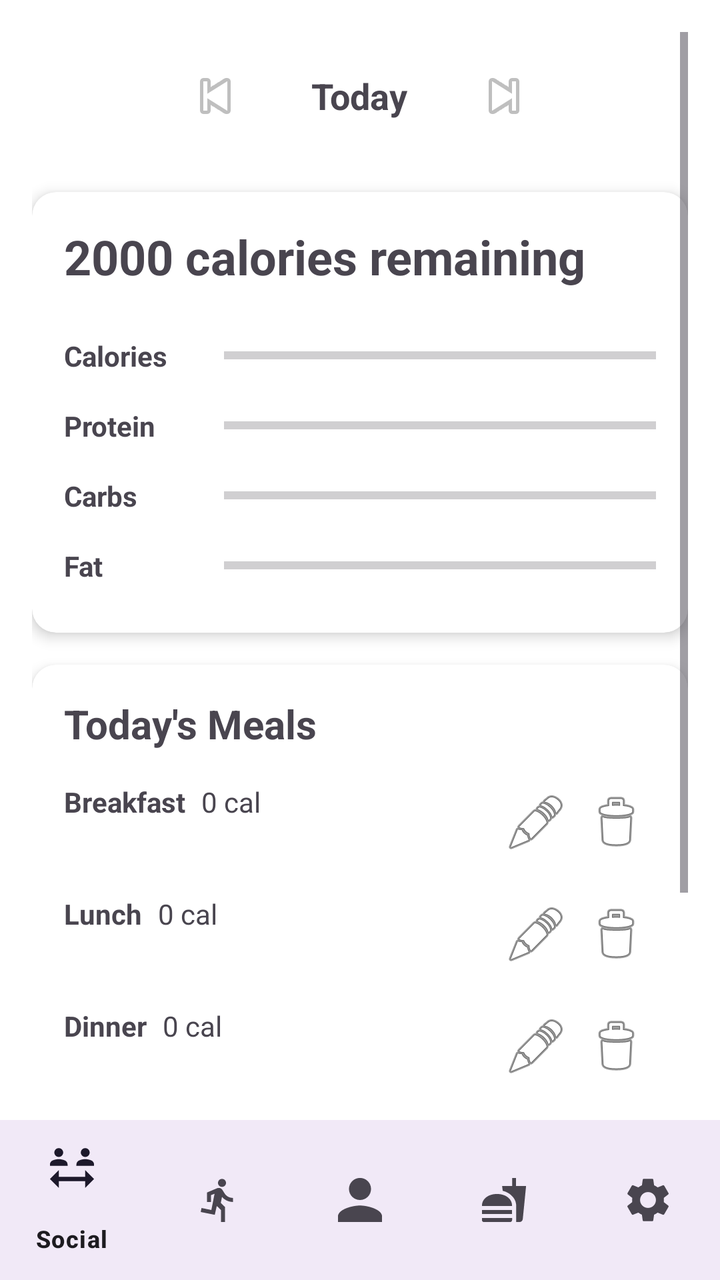
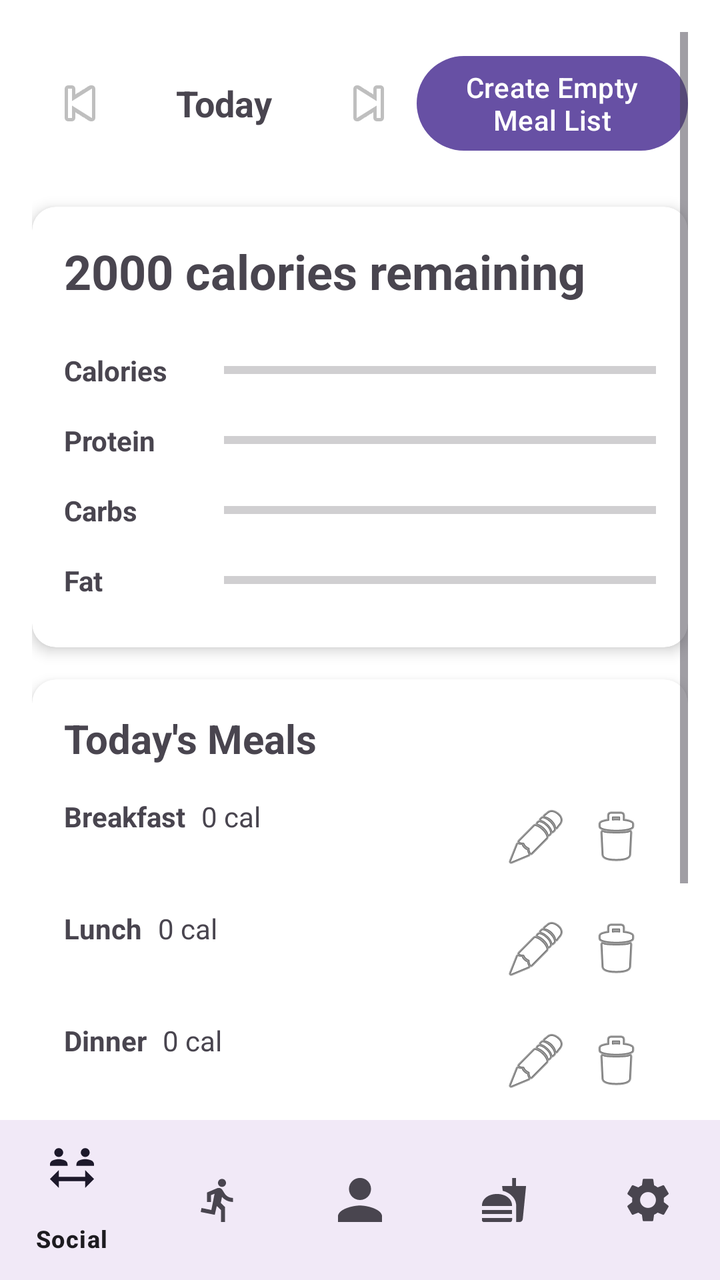

Screens rendered from an Android XML layout before and after an edit, with the pre-edit source and the edit as a unified diff.
<!-- AndroidManifest.xml: application theme Theme.AndroidExample -->
<!-- res/layout/activity_nutrition.xml -->
<?xml version="1.0" encoding="utf-8"?>
<androidx.constraintlayout.widget.ConstraintLayout xmlns:android="http://schemas.android.com/apk/res/android"
    xmlns:app="http://schemas.android.com/apk/res-auto"
    android:layout_width="match_parent"
    android:layout_height="match_parent"
    android:background="@color/white">

    <ScrollView
        android:layout_width="match_parent"
        android:layout_height="0dp"
        android:padding="16dp"
        app:layout_constraintBottom_toTopOf="@id/bottom_navigation"
        app:layout_constraintTop_toTopOf="parent">

        <androidx.constraintlayout.widget.ConstraintLayout
            android:layout_width="match_parent"
            android:layout_height="wrap_content">

            
            <LinearLayout
                android:id="@+id/date_navigation"
                android:layout_width="match_parent"
                android:layout_height="wrap_content"
                android:gravity="center"
                android:orientation="horizontal"
                android:paddingVertical="8dp"
                app:layout_constraintTop_toTopOf="parent">

                <ImageButton
                    android:id="@+id/prev_date_button"
                    android:layout_width="48dp"
                    android:layout_height="48dp"
                    android:background="?attr/selectableItemBackgroundBorderless"
                    android:contentDescription="Previous day"
                    android:src="@android:drawable/ic_media_previous"/>

                <TextView
                    android:id="@+id/date_display"
                    android:layout_width="wrap_content"
                    android:layout_height="wrap_content"
                    android:layout_marginHorizontal="24dp"
                    android:text="Today"
                    android:textSize="18sp"
                    android:textStyle="bold"/>

                <ImageButton
                    android:id="@+id/next_date_button"
                    android:layout_width="48dp"
                    android:layout_height="48dp"
                    android:background="?attr/selectableItemBackgroundBorderless"
                    android:contentDescription="Next day"
                    android:src="@android:drawable/ic_media_next"/>
            </LinearLayout>

            
            <androidx.cardview.widget.CardView
                android:id="@+id/calories_card"
                android:layout_width="match_parent"
                android:layout_height="wrap_content"
                android:layout_marginTop="16dp"
                app:cardCornerRadius="12dp"
                app:cardElevation="4dp"
                app:layout_constraintTop_toBottomOf="@id/date_navigation">

                <LinearLayout
                    android:layout_width="match_parent"
                    android:layout_height="wrap_content"
                    android:orientation="vertical"
                    android:padding="16dp">

                    <TextView
                        android:id="@+id/calories_remaining"
                        android:layout_width="wrap_content"
                        android:layout_height="wrap_content"
                        android:text="2000 calories remaining"
                        android:textSize="24sp"
                        android:textStyle="bold"/>

                    
                    <LinearLayout
                        android:layout_width="match_parent"
                        android:layout_height="wrap_content"
                        android:layout_marginTop="16dp"
                        android:orientation="vertical">

                        
                        <LinearLayout
                            android:layout_width="match_parent"
                            android:layout_height="wrap_content"
                            android:layout_marginVertical="8dp"
                            android:gravity="center_vertical"
                            android:orientation="horizontal">

                            <TextView
                                android:layout_width="80dp"
                                android:layout_height="wrap_content"
                                android:text="Calories"
                                android:textStyle="bold"/>

                            <ProgressBar
                                android:id="@+id/calories_progress"
                                style="@style/Widget.AppCompat.ProgressBar.Horizontal"
                                android:layout_width="0dp"
                                android:layout_height="12dp"
                                android:layout_weight="1"
                                android:progressTint="#FFD700"/>
                        </LinearLayout>

                        
                        <LinearLayout
                            android:layout_width="match_parent"
                            android:layout_height="wrap_content"
                            android:layout_marginVertical="8dp"
                            android:gravity="center_vertical"
                            android:orientation="horizontal">

                            <TextView
                                android:layout_width="80dp"
                                android:layout_height="wrap_content"
                                android:text="Protein"
                                android:textStyle="bold"/>

                            <ProgressBar
                                android:id="@+id/protein_progress"
                                style="@style/Widget.AppCompat.ProgressBar.Horizontal"
                                android:layout_width="0dp"
                                android:layout_height="12dp"
                                android:layout_weight="1"
                                android:progressTint="#FF4081"/>
                        </LinearLayout>

                        
                        <LinearLayout
                            android:layout_width="match_parent"
                            android:layout_height="wrap_content"
                            android:layout_marginVertical="8dp"
                            android:gravity="center_vertical"
                            android:orientation="horizontal">

                            <TextView
                                android:layout_width="80dp"
                                android:layout_height="wrap_content"
                                android:text="Carbs"
                                android:textStyle="bold"/>

                            <ProgressBar
                                android:id="@+id/carbs_progress"
                                style="@style/Widget.AppCompat.ProgressBar.Horizontal"
                                android:layout_width="0dp"
                                android:layout_height="12dp"
                                android:layout_weight="1"
                                android:progressTint="#4CAF50"/>
                        </LinearLayout>

                        
                        <LinearLayout
                            android:layout_width="match_parent"
                            android:layout_height="wrap_content"
                            android:layout_marginVertical="8dp"
                            android:gravity="center_vertical"
                            android:orientation="horizontal">

                            <TextView
                                android:layout_width="80dp"
                                android:layout_height="wrap_content"
                                android:text="Fat"
                                android:textStyle="bold"/>

                            <ProgressBar
                                android:id="@+id/fat_progress"
                                style="@style/Widget.AppCompat.ProgressBar.Horizontal"
                                android:layout_width="0dp"
                                android:layout_height="12dp"
                                android:layout_weight="1"
                                android:progressTint="#2196F3"/>
                        </LinearLayout>
                    </LinearLayout>
                </LinearLayout>
            </androidx.cardview.widget.CardView>

            
            <androidx.cardview.widget.CardView
                android:id="@+id/meals_card"
                android:layout_width="match_parent"
                android:layout_height="wrap_content"
                android:layout_marginTop="16dp"
                app:cardCornerRadius="12dp"
                app:cardElevation="4dp"
                app:layout_constraintTop_toBottomOf="@id/calories_card">

                <LinearLayout
                    android:layout_width="match_parent"
                    android:layout_height="wrap_content"
                    android:orientation="vertical"
                    android:padding="16dp">

                    <TextView
                        android:layout_width="wrap_content"
                        android:layout_height="wrap_content"
                        android:text="Today's Meals"
                        android:textSize="20sp"
                        android:textStyle="bold"/>

                    
                    
                    <LinearLayout
                        android:id="@+id/breakfast_container"
                        android:layout_width="match_parent"
                        android:layout_height="wrap_content"
                        android:layout_marginTop="16dp"
                        android:orientation="horizontal">

                        <TextView
                            android:layout_width="wrap_content"
                            android:layout_height="wrap_content"
                            android:text="Breakfast"
                            android:textStyle="bold"/>

                        <TextView
                            android:id="@+id/breakfast_calories"
                            android:layout_width="0dp"
                            android:layout_height="wrap_content"
                            android:layout_marginStart="8dp"
                            android:layout_weight="1"
                            android:text="0 cal"/>

                        <ImageButton
                            android:id="@+id/edit_breakfast_button"
                            android:layout_width="40dp"
                            android:layout_height="40dp"
                            android:background="?attr/selectableItemBackgroundBorderless"
                            android:contentDescription="Edit breakfast"
                            android:src="@android:drawable/ic_menu_edit"/>

                        <ImageButton
                            android:id="@+id/delete_breakfast_button"
                            android:layout_width="40dp"
                            android:layout_height="40dp"
                            android:background="?attr/selectableItemBackgroundBorderless"
                            android:contentDescription="Delete breakfast"
                            android:src="@android:drawable/ic_menu_delete"/>
                    </LinearLayout>

                    
                    <LinearLayout
                        android:id="@+id/lunch_container"
                        android:layout_width="match_parent"
                        android:layout_height="wrap_content"
                        android:layout_marginTop="16dp"
                        android:orientation="horizontal">

                        <TextView
                            android:layout_width="wrap_content"
                            android:layout_height="wrap_content"
                            android:text="Lunch"
                            android:textStyle="bold"/>

                        <TextView
                            android:id="@+id/lunch_calories"
                            android:layout_width="0dp"
                            android:layout_height="wrap_content"
                            android:layout_marginStart="8dp"
                            android:layout_weight="1"
                            android:text="0 cal"/>

                        <ImageButton
                            android:id="@+id/edit_lunch_button"
                            android:layout_width="40dp"
                            android:layout_height="40dp"
                            android:background="?attr/selectableItemBackgroundBorderless"
                            android:contentDescription="Edit lunch"
                            android:src="@android:drawable/ic_menu_edit"/>

                        <ImageButton
                            android:id="@+id/delete_lunch_button"
                            android:layout_width="40dp"
                            android:layout_height="40dp"
                            android:background="?attr/selectableItemBackgroundBorderless"
                            android:contentDescription="Delete lunch"
                            android:src="@android:drawable/ic_menu_delete"/>
                    </LinearLayout>

                    
                    <LinearLayout
                        android:id="@+id/dinner_container"
                        android:layout_width="match_parent"
                        android:layout_height="wrap_content"
                        android:layout_marginTop="16dp"
                        android:orientation="horizontal">

                        <TextView
                            android:layout_width="wrap_content"
                            android:layout_height="wrap_content"
                            android:text="Dinner"
                            android:textStyle="bold"/>

                        <TextView
                            android:id="@+id/dinner_calories"
                            android:layout_width="0dp"
                            android:layout_height="wrap_content"
                            android:layout_marginStart="8dp"
                            android:layout_weight="1"
                            android:text="0 cal"/>

                        <ImageButton
                            android:id="@+id/edit_dinner_button"
                            android:layout_width="40dp"
                            android:layout_height="40dp"
                            android:background="?attr/selectableItemBackgroundBorderless"
                            android:contentDescription="Edit dinner"
                            android:src="@android:drawable/ic_menu_edit"/>

                        <ImageButton
                            android:id="@+id/delete_dinner_button"
                            android:layout_width="40dp"
                            android:layout_height="40dp"
                            android:background="?attr/selectableItemBackgroundBorderless"
                            android:contentDescription="Delete dinner"
                            android:src="@android:drawable/ic_menu_delete"/>
                    </LinearLayout>

                    
                    <LinearLayout
                        android:id="@+id/snacks_container"
                        android:layout_width="match_parent"
                        android:layout_height="wrap_content"
                        android:layout_marginTop="16dp"
                        android:orientation="horizontal">

                        <TextView
                            android:layout_width="wrap_content"
                            android:layout_height="wrap_content"
                            android:text="Snacks"
                            android:textStyle="bold"/>

                        <TextView
                            android:id="@+id/snacks_calories"
                            android:layout_width="0dp"
                            android:layout_height="wrap_content"
                            android:layout_marginStart="8dp"
                            android:layout_weight="1"
                            android:text="0 cal"/>

                        <ImageButton
                            android:id="@+id/edit_snacks_button"
                            android:layout_width="40dp"
                            android:layout_height="40dp"
                            android:background="?attr/selectableItemBackgroundBorderless"
                            android:contentDescription="Edit snacks"
                            android:src="@android:drawable/ic_menu_edit"/>

                        <ImageButton
                            android:id="@+id/delete_snacks_button"
                            android:layout_width="40dp"
                            android:layout_height="40dp"
                            android:background="?attr/selectableItemBackgroundBorderless"
                            android:contentDescription="Delete snacks"
                            android:src="@android:drawable/ic_menu_delete"/>
                    </LinearLayout>
                </LinearLayout>
            </androidx.cardview.widget.CardView>

            
            <LinearLayout
                android:layout_width="match_parent"
                android:layout_height="wrap_content"
                android:layout_marginTop="24dp"
                android:orientation="horizontal"
                app:layout_constraintTop_toBottomOf="@id/meals_card">

                <Button
                    android:id="@+id/add_meal_button"
                    android:layout_width="0dp"
                    android:layout_height="wrap_content"
                    android:layout_marginEnd="8dp"
                    android:layout_weight="1"
                    android:text="Add Meal"
                    style="@style/Widget.MaterialComponents.Button"/>

                <Button
                    android:id="@+id/view_history_button"
                    android:layout_width="0dp"
                    android:layout_height="wrap_content"
                    android:layout_marginStart="8dp"
                    android:layout_weight="1"
                    android:text="View History"
                    style="@style/Widget.MaterialComponents.Button.OutlinedButton"/>
            </LinearLayout>
        </androidx.constraintlayout.widget.ConstraintLayout>
    </ScrollView>

    <com.google.android.material.bottomnavigation.BottomNavigationView
        android:id="@+id/bottom_navigation"
        android:layout_width="match_parent"
        android:layout_height="wrap_content"
        android:layout_gravity="bottom"
        android:background="?android:attr/windowBackground"
        app:layout_constraintBottom_toBottomOf="parent"
        app:menu="@menu/bottom_nav_menu"/>

</androidx.constraintlayout.widget.ConstraintLayout>
<!-- resources referenced by this layout -->
<resources>
  <color name="white">#FFFFFFFF</color>
  <style name="Theme.AndroidExample" parent="Base.Theme.AndroidExample" />
  <style name="Base.Theme.AndroidExample" parent="Theme.Material3.DayNight.NoActionBar">
          
          
      </style>
</resources>

<!-- the commit's change to res/layout/activity_nutrition.xml (unified diff, before → after) -->
@@ -1,6 +1,7 @@
 <?xml version="1.0" encoding="utf-8"?>
 <androidx.constraintlayout.widget.ConstraintLayout xmlns:android="http://schemas.android.com/apk/res/android"
     xmlns:app="http://schemas.android.com/apk/res-auto"
+    xmlns:tools="http://schemas.android.com/tools"
     android:layout_width="match_parent"
     android:layout_height="match_parent"
     android:background="@color/white">
@@ -50,6 +51,13 @@
                     android:background="?attr/selectableItemBackgroundBorderless"
                     android:contentDescription="Next day"
                     android:src="@android:drawable/ic_media_next"/>
+
+                <Button
+                    android:id="@+id/create_empty_meal_list_button"
+                    android:layout_width="wrap_content"
+                    android:layout_height="wrap_content"
+                    android:layout_gravity="center_horizontal"
+                    android:text="Create Empty Meal List" />
             </LinearLayout>
 
             
@@ -178,6 +186,7 @@
                 </LinearLayout>
             </androidx.cardview.widget.CardView>
 
+
             
             <androidx.cardview.widget.CardView
                 android:id="@+id/meals_card"
